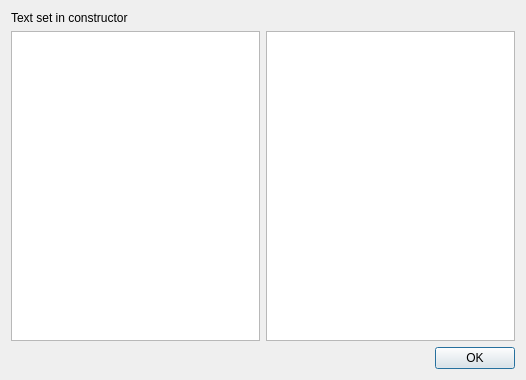
Above: src/qmapshack/gis/search/ISearchExplanationDialog.ui from Maproom/qmapshack before the change. Below: the same form after it.
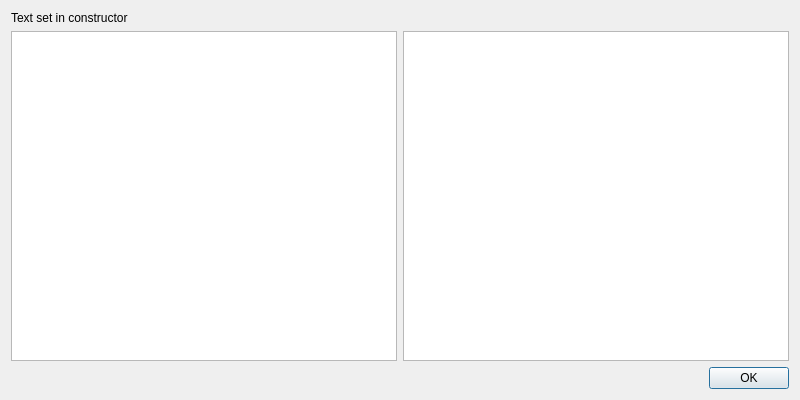
That is the form after the change. Icons and pictures are not drawn.

Patch:
```diff
--- a/src/qmapshack/gis/search/ISearchExplanationDialog.ui
+++ b/src/qmapshack/gis/search/ISearchExplanationDialog.ui
@@ -6,8 +6,8 @@
    <rect>
     <x>0</x>
     <y>0</y>
-    <width>526</width>
-    <height>380</height>
+    <width>800</width>
+    <height>400</height>
    </rect>
   </property>
   <property name="windowTitle">
```
